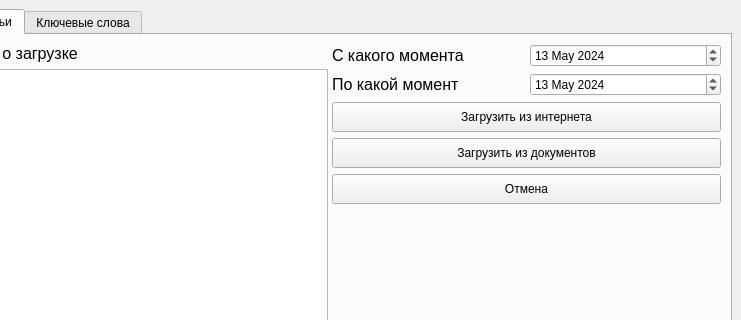
Old version of the form src/gui/res/main_window.ui in the repository Hryapusek/news-parser-python; both pictures show x 120 to 861 and y 0 to 320 of the 861 by 653 pixel window.
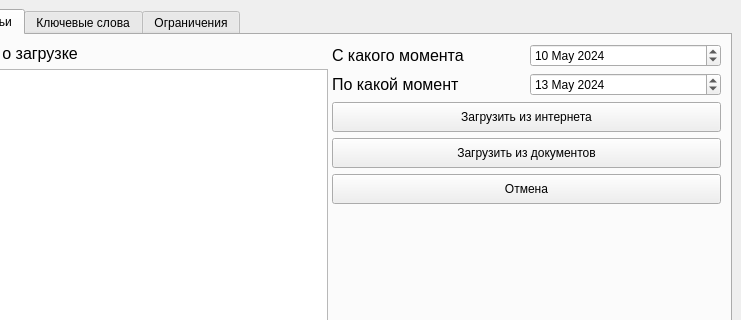
New version of the form. The open tabs and pages were chosen to show the change.

What changed in the file:
```diff
--- a/src/gui/res/main_window.ui
+++ b/src/gui/res/main_window.ui
@@ -149,14 +149,14 @@
                   <second>0</second>
                   <year>2024</year>
                   <month>5</month>
-                  <day>13</day>
+                  <day>10</day>
                  </datetime>
                 </property>
                 <property name="date">
                  <date>
                   <year>2024</year>
                   <month>5</month>
-                  <day>13</day>
+                  <day>10</day>
                  </date>
                 </property>
                </widget>
@@ -284,6 +284,11 @@
         </item>
        </layout>
       </widget>
+      <widget class="QWidget" name="limits_tab">
+       <attribute name="title">
+        <string>Ограничения</string>
+       </attribute>
+      </widget>
      </widget>
     </item>
    </layout>
```
Left out of the diff: 4 changed lines with no effect on the pictures.
